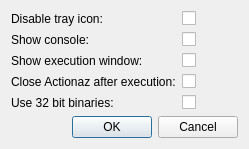
The window that gui/sfxscriptdialog.ui (Jmgr/actiona) describes before a commit, drawn with Qt 5.
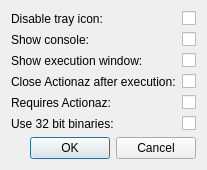
The same window after the commit.

Commit message: Sfx - added a "Requires Actionaz" option

```diff
--- a/gui/sfxscriptdialog.ui
+++ b/gui/sfxscriptdialog.ui
@@ -6,8 +6,8 @@
    <rect>
     <x>0</x>
     <y>0</y>
-    <width>249</width>
-    <height>145</height>
+    <width>188</width>
+    <height>161</height>
    </rect>
   </property>
   <property name="windowTitle">
@@ -73,7 +73,7 @@
      </property>
     </widget>
    </item>
-   <item row="5" column="0" colspan="2">
+   <item row="7" column="0" colspan="2">
     <widget class="QDialogButtonBox" name="buttonBox">
      <property name="orientation">
       <enum>Qt::Horizontal</enum>
@@ -83,20 +83,34 @@
      </property>
     </widget>
    </item>
-   <item row="4" column="0">
+   <item row="5" column="0">
     <widget class="QLabel" name="use32BitBinariesLabel">
      <property name="text">
       <string>Use 32 bit binaries:</string>
      </property>
     </widget>
    </item>
-   <item row="4" column="1">
+   <item row="5" column="1">
     <widget class="QCheckBox" name="use32BitBinaries">
      <property name="text">
       <string/>
      </property>
     </widget>
    </item>
+   <item row="4" column="0">
+    <widget class="QLabel" name="label_2">
+     <property name="text">
+      <string>Requires Actionaz:</string>
+     </property>
+    </widget>
+   </item>
+   <item row="4" column="1">
+    <widget class="QCheckBox" name="requiresActionaz">
+     <property name="text">
+      <string/>
+     </property>
+    </widget>
+   </item>
   </layout>
  </widget>
  <resources/>
```
The commit also changes 3 other files.
